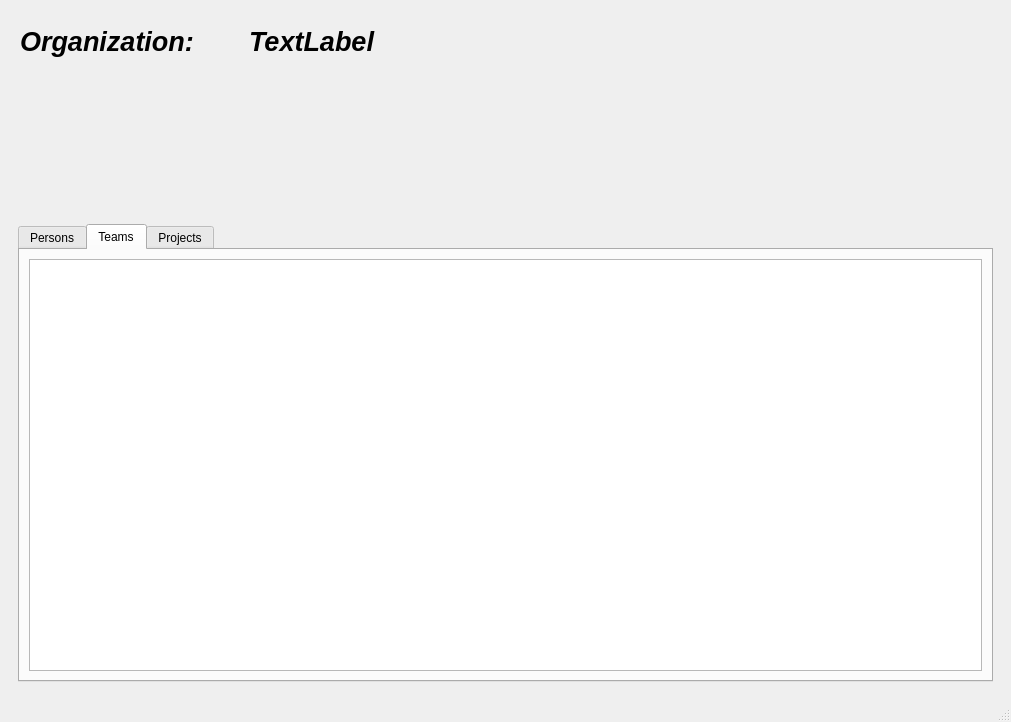
Above: ToDoListServer/organizationswindow.ui from captain-moji/To_Do_List_Project before the change. Below: the same form after it.
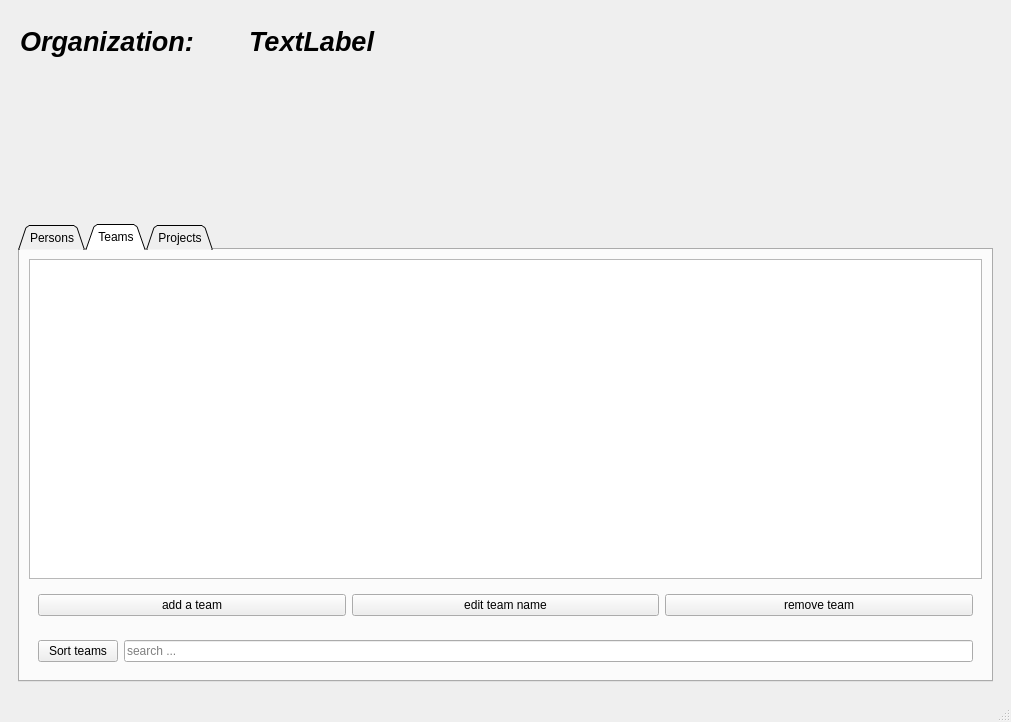
That is the form after the change. The open tabs and pages were chosen to show the change.

What changed in the file:
```diff
--- a/ToDoListServer/organizationswindow.ui
+++ b/ToDoListServer/organizationswindow.ui
@@ -70,8 +70,23 @@
       <layout class="QHBoxLayout" name="horizontalLayout">
        <item>
         <widget class="QTabWidget" name="tabWidget">
+         <property name="tabPosition">
+          <enum>QTabWidget::North</enum>
+         </property>
+         <property name="tabShape">
+          <enum>QTabWidget::Triangular</enum>
+         </property>
          <property name="currentIndex">
-          <number>0</number>
+          <number>1</number>
+         </property>
+         <property name="elideMode">
+          <enum>Qt::ElideNone</enum>
+         </property>
+         <property name="documentMode">
+          <bool>false</bool>
+         </property>
+         <property name="movable">
+          <bool>true</bool>
          </property>
          <widget class="QWidget" name="Persons">
           <attribute name="title">
@@ -217,7 +232,54 @@
           </attribute>
           <layout class="QVBoxLayout" name="verticalLayout_3">
            <item>
-            <widget class="QListView" name="Teams_list_view"/>
+            <widget class="QListWidget" name="teams_list_widget"/>
+           </item>
+           <item>
+            <widget class="QWidget" name="widget_2" native="true">
+             <layout class="QHBoxLayout" name="horizontalLayout_4">
+              <item>
+               <widget class="QPushButton" name="add_team_BTN">
+                <property name="text">
+                 <string>add a team</string>
+                </property>
+               </widget>
+              </item>
+              <item>
+               <widget class="QPushButton" name="edit_team_name_BTN">
+                <property name="text">
+                 <string>edit team name</string>
+                </property>
+               </widget>
+              </item>
+              <item>
+               <widget class="QPushButton" name="remove_team_BTN">
+                <property name="text">
+                 <string>remove team</string>
+                </property>
+               </widget>
+              </item>
+             </layout>
+            </widget>
+           </item>
+           <item>
+            <widget class="QWidget" name="widget_4" native="true">
+             <layout class="QHBoxLayout" name="horizontalLayout_5">
+              <item>
+               <widget class="QPushButton" name="sort_teams_BTN">
+                <property name="text">
+                 <string>Sort teams</string>
+                </property>
+               </widget>
+              </item>
+              <item>
+               <widget class="QLineEdit" name="search_teams_line_edit">
+                <property name="placeholderText">
+                 <string>search ...</string>
+                </property>
+               </widget>
+              </item>
+             </layout>
+            </widget>
            </item>
           </layout>
          </widget>
```
Left out of the diff: 32 changed lines with no effect on the pictures.
